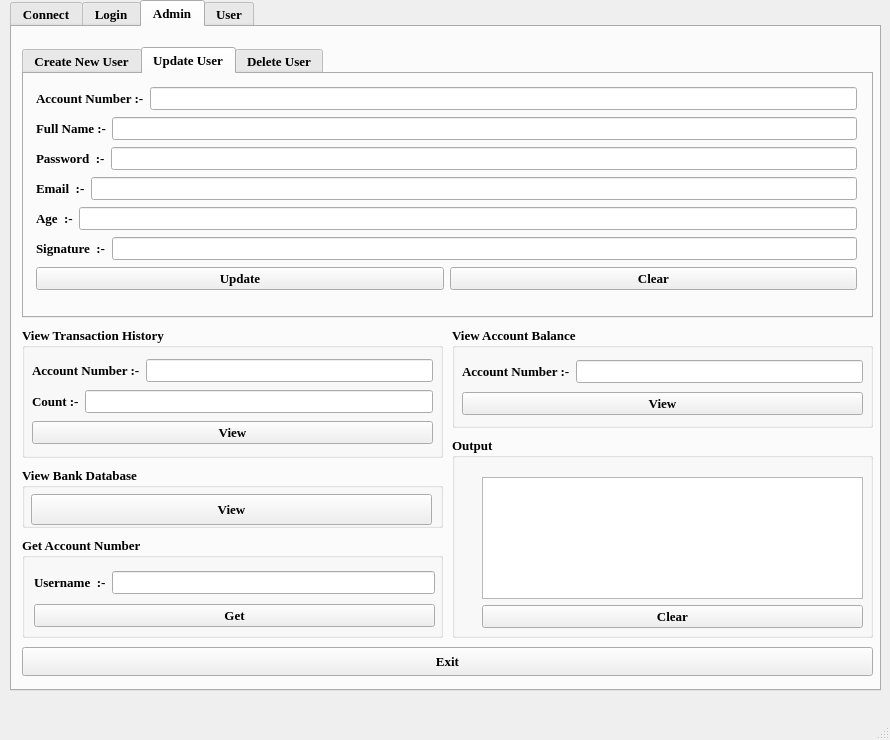
First picture: the form in Banking_System_Client/mainwindow.ui, repository Abdelrahman822000/Banking-System, before the edit.
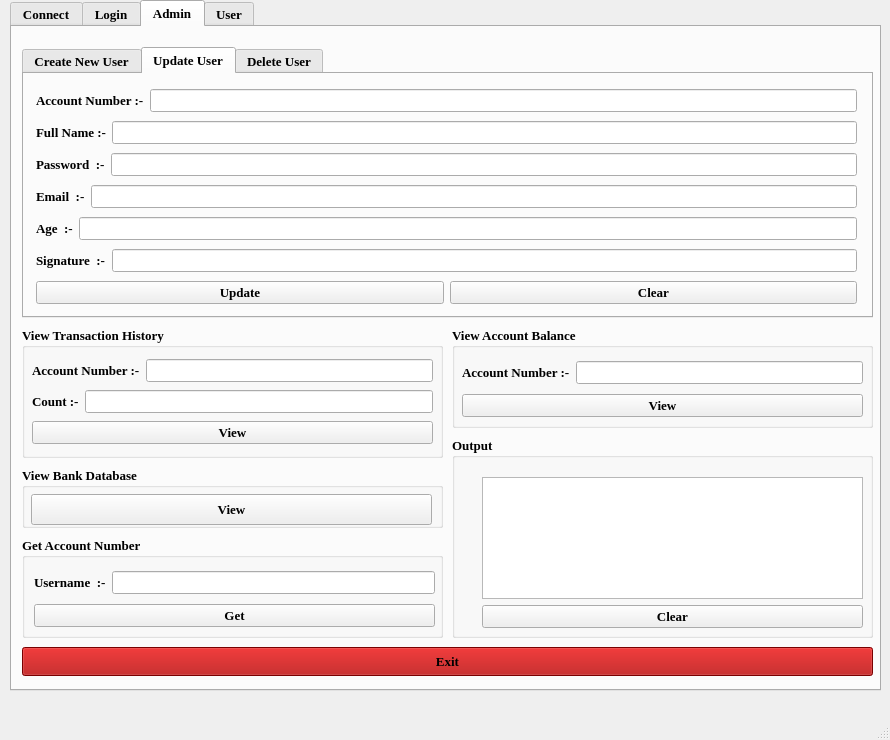
Second picture: the form after the edit. The open tabs and pages were chosen to show the change.

Patch:
```diff
--- a/Banking_System_Client/mainwindow.ui
+++ b/Banking_System_Client/mainwindow.ui
@@ -260,9 +260,19 @@
         <height>29</height>
        </rect>
       </property>
+      <property name="font">
+       <font>
+        <family>Times New Roman</family>
+        <pointsize>10</pointsize>
+        <bold>true</bold>
+       </font>
+      </property>
       <property name="cursor">
        <cursorShape>PointingHandCursor</cursorShape>
       </property>
+      <property name="styleSheet">
+       <string notr="true">background-color: rgb(170, 0, 0);</string>
+      </property>
       <property name="text">
        <string>Exit</string>
       </property>
@@ -677,7 +687,7 @@
           <x>12</x>
           <y>12</y>
           <width>821</width>
-          <height>211</height>
+          <height>221</height>
          </rect>
         </property>
         <layout class="QVBoxLayout" name="verticalLayout_7">
@@ -1121,7 +1131,7 @@
          <x>10</x>
          <y>30</y>
          <width>401</width>
-         <height>61</height>
+         <height>66</height>
         </rect>
        </property>
        <layout class="QVBoxLayout" name="verticalLayout_21">
```
Left out of the diff: 25 changed lines with no effect on the pictures.
